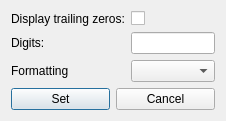
Above: src/gui/numberformatdialog.ui from echmet/CEval before the change. Below: the same form after it.
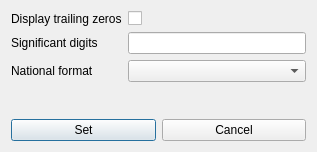
That is the form after the change.

Commit message: Use better names for input fields in NumberFormatDialog

Patch:
```diff
--- a/src/gui/numberformatdialog.ui
+++ b/src/gui/numberformatdialog.ui
@@ -6,8 +6,8 @@
    <rect>
     <x>0</x>
     <y>0</y>
-    <width>226</width>
-    <height>116</height>
+    <width>317</width>
+    <height>152</height>
    </rect>
   </property>
   <property name="windowTitle">
@@ -19,7 +19,7 @@
      <item row="0" column="0">
       <widget class="QLabel" name="ql_trailingZeros">
        <property name="text">
-        <string>Display trailing zeros:</string>
+        <string>Display trailing zeros</string>
        </property>
       </widget>
      </item>
@@ -33,7 +33,7 @@
      <item row="1" column="0">
       <widget class="QLabel" name="ql_digits">
        <property name="text">
-        <string>Digits:</string>
+        <string>Significant digits</string>
        </property>
       </widget>
      </item>
@@ -43,7 +43,7 @@
      <item row="2" column="0">
       <widget class="QLabel" name="ql_formatting">
        <property name="text">
-        <string>Formatting</string>
+        <string>National format</string>
        </property>
       </widget>
      </item>
```
